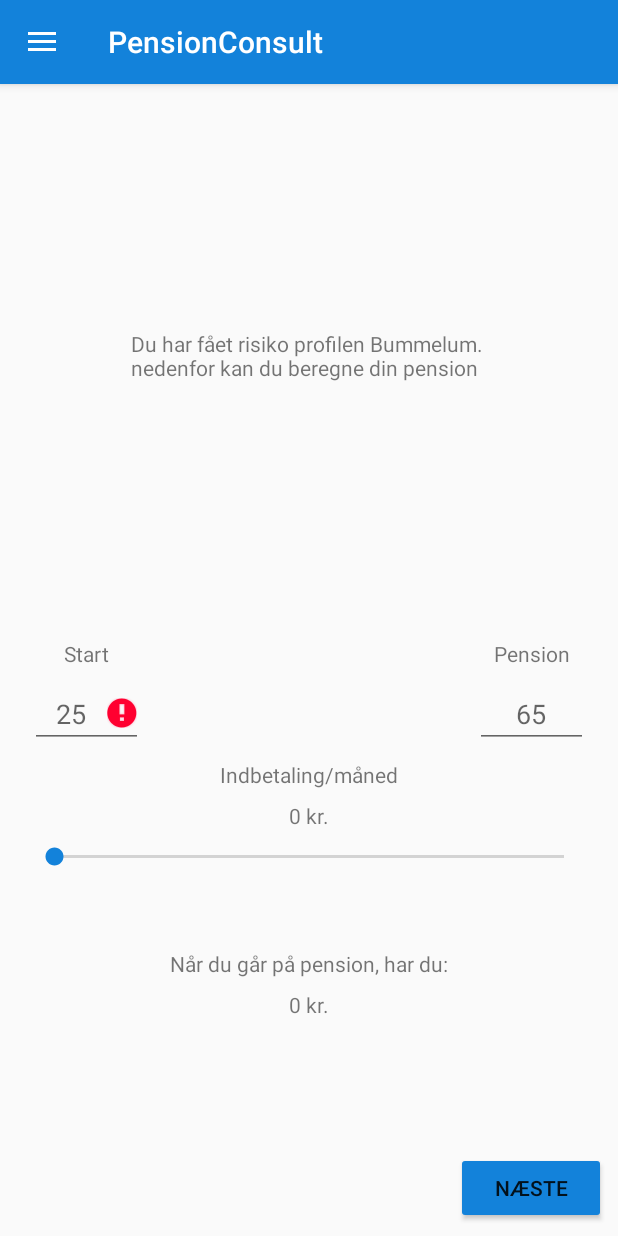
After one commit to s147300/final_pensionconsult, an Android app: the fragment PensionCalc placed in its activity, on a phone screen of 412 x 824 dp. The commit adds this screen. Run offline under Robolectric (Android 15) with nearby library versions, the phone set to English and light mode, and no system bars.

Commit message:
redesigned pension calculator page

```diff
--- a/app/src/main/java/com/example/jonathanlarsen/pensionconsultmainpage/Logic/GraphPageAdapter.java
+++ b/app/src/main/java/com/example/jonathanlarsen/pensionconsultmainpage/Logic/PensionCalcPageAdapter.java
@@ -4,14 +4,15 @@ import android.support.v4.app.Fragment;
 import android.support.v4.app.FragmentManager;
 import android.support.v4.app.FragmentStatePagerAdapter;
 
-import com.example.jonathanlarsen.pensionconsultmainpage.fragments.GraphPageOne;
-import com.example.jonathanlarsen.pensionconsultmainpage.fragments.GraphPageThree;
-import com.example.jonathanlarsen.pensionconsultmainpage.fragments.GraphPageTwo;
-
-public class GraphPageAdapter extends FragmentStatePagerAdapter {
+import com.example.jonathanlarsen.pensionconsultmainpage.fragments.pensioncalculates.PensionCalcOne;
+import com.example.jonathanlarsen.pensionconsultmainpage.fragments.pensioncalculates.PensionCalcThree;
+import com.example.jonathanlarsen.pensionconsultmainpage.fragments.pensioncalculates.PensionCalcTwo;
 
 
-    public GraphPageAdapter(FragmentManager fm) {
+public class PensionCalcPageAdapter extends FragmentStatePagerAdapter {
+
+
+    public PensionCalcPageAdapter(FragmentManager fm) {
         super(fm);
     }
 
@@ -20,13 +21,13 @@ public class GraphPageAdapter extends FragmentStatePagerAdapter {
         switch (position) {
             case 0:
                 // Page 1
-                return new GraphPageOne();
+                return new PensionCalcOne();
             case 1:
                 // Page 3, apparantly
-                return new GraphPageThree();
+                return new PensionCalcThree();
             case 2:
                 // page 2
-                return new GraphPageTwo();
+                return new PensionCalcTwo();
             default:
                 return null;
         }
--- /dev/null
+++ b/app/src/main/java/com/example/jonathanlarsen/pensionconsultmainpage/Logic/PensionCalculates.java
@@ -0,0 +1,29 @@
+package com.example.jonathanlarsen.pensionconsultmainpage.Logic;
+
+import android.widget.EditText;
+
+public class PensionCalculates {
+
+    private int pensionSavingStart = 0;
+    private int pensionSavingEnd = 0;
+
+    private int amount = 0;
+    private int result = 0;
+
+
+    public void setPensionStart(int start) { this.pensionSavingStart = start; }
+    public void setPensionEnd(int end) { this.pensionSavingEnd = end; }
+    public void setAmount(int amount) { this.amount = amount; }
+
+
+    public int getResult() {
+        calculateResult();
+        return result;
+    }
+
+    private void calculateResult() {
+        int years = pensionSavingEnd - pensionSavingStart;
+        result = years * amount;
+    }
+
+}
--- a/app/src/main/java/com/example/jonathanlarsen/pensionconsultmainpage/MainActivity.java
+++ b/app/src/main/java/com/example/jonathanlarsen/pensionconsultmainpage/MainActivity.java
@@ -13,7 +13,7 @@ import android.support.v7.widget.Toolbar;
 import android.view.Menu;
 import android.view.MenuItem;
 
-import com.example.jonathanlarsen.pensionconsultmainpage.fragments.GraphsPager;
+import com.example.jonathanlarsen.pensionconsultmainpage.fragments.PensionCalc;
 import com.example.jonathanlarsen.pensionconsultmainpage.fragments.Home;
 import com.example.jonathanlarsen.pensionconsultmainpage.fragments.Contact;
 import com.example.jonathanlarsen.pensionconsultmainpage.fragments.News;
@@ -72,8 +72,8 @@ public class MainActivity extends AppCompatActivity
 
         } else if (id == R.id.nav_news) {
             fragment = new News();
-        }else if (id == R.id.nav_graphs) {
-            fragment = new GraphsPager();
+        }else if (id == R.id.nav_pension_calc) {
+            fragment = new PensionCalc();
 
         } else if (id == R.id.nav_test) {
             Intent i = new Intent(this, TestQuestions.class);
--- a/app/src/main/java/com/example/jonathanlarsen/pensionconsultmainpage/fragments/GraphPageTwo.java
+++ /dev/null
@@ -1,30 +0,0 @@
-package com.example.jonathanlarsen.pensionconsultmainpage.fragments;
-
-
-import android.os.Bundle;
-import android.support.v4.app.Fragment;
-import android.view.LayoutInflater;
-import android.view.View;
-import android.view.ViewGroup;
-
-import com.example.jonathanlarsen.pensionconsultmainpage.R;
-
-/**
- * A simple {@link Fragment} subclass.
- */
-public class GraphPageTwo extends Fragment {
-
-
-    public GraphPageTwo() {
-        // Required empty public constructor
-    }
-
-
-    @Override
-    public View onCreateView(LayoutInflater inflater, ViewGroup container,
-                             Bundle savedInstanceState) {
-        // Inflate the layout for this fragment
-        return inflater.inflate(R.layout.fragment_graph_page_two, container, false);
-    }
-
-}
--- a/app/src/main/java/com/example/jonathanlarsen/pensionconsultmainpage/fragments/GraphsPager.java
+++ /dev/null
@@ -1,34 +0,0 @@
-package com.example.jonathanlarsen.pensionconsultmainpage.fragments;
-/*
-This class contain a view pager with a specific amount of pages that can be swiped either right or left.
-The page consist of graphs and statistics for the specific low/medium/high risk zone.
- */
-
-import android.os.Bundle;
-import android.support.v4.app.Fragment;
-import android.support.v4.view.PagerAdapter;
-import android.support.v4.view.ViewPager;
-import android.view.LayoutInflater;
-import android.view.View;
-import android.view.ViewGroup;
-
-import com.example.jonathanlarsen.pensionconsultmainpage.Logic.GraphPageAdapter;
-import com.example.jonathanlarsen.pensionconsultmainpage.R;
-
-public class GraphsPager extends Fragment {
-
-    ViewPager viewPager;
-
-    @Override
-    public View onCreateView(LayoutInflater inflater, ViewGroup container,
-                             Bundle savedInstanceState) {
-        // Inflate the layout for this fragment
-        View view = inflater.inflate(R.layout.fragment_graphs_pager, container, false);
-
-        viewPager = view.findViewById(R.id.view_pager);
-        GraphPageAdapter pageAdapter = new GraphPageAdapter(getFragmentManager());
-        viewPager.setAdapter(pageAdapter);
-        return view;
-    }
-
-}
--- /dev/null
+++ b/app/src/main/java/com/example/jonathanlarsen/pensionconsultmainpage/fragments/PensionCalc.java
@@ -0,0 +1,91 @@
+package com.example.jonathanlarsen.pensionconsultmainpage.fragments;
+
+
+import android.os.Bundle;
+import android.support.v4.app.Fragment;
+import android.support.v4.view.ViewPager;
+import android.view.LayoutInflater;
+import android.view.View;
+import android.view.ViewGroup;
+import android.widget.Button;
+import android.widget.TextView;
+
+import com.example.jonathanlarsen.pensionconsultmainpage.Logic.PensionCalcPageAdapter;
+import com.example.jonathanlarsen.pensionconsultmainpage.R;
+
+/**
+ * A simple {@link Fragment} subclass.
+ */
+public class PensionCalc extends Fragment implements View.OnClickListener, ViewPager.OnPageChangeListener {
+
+    private ViewPager viewPager;
+
+    private Button prev;
+    private Button next;
+
+    private TextView text;
+
+    @Override
+    public View onCreateView(LayoutInflater inflater, ViewGroup container,
+                             Bundle savedInstanceState) {
+        // Inflate the layout for this fragment
+        View view = inflater.inflate(R.layout.fragment_pension_calc, container, false);
+
+        text = (TextView) view.findViewById(R.id.tv_pensionCalc);
+        text.setText("Du har fået risiko profilen Bummelum. \n" +
+        "nedenfor kan du beregne din pension");
+
+        prev = (Button) view.findViewById(R.id.btn_prev);
+        next = (Button) view.findViewById(R.id.btn_next);
+
+        prev.setOnClickListener(this);
+        next.setOnClickListener(this);
+
+        viewPager = view.findViewById(R.id.view_pager);
+        PensionCalcPageAdapter pageAdapter = new PensionCalcPageAdapter(getFragmentManager());
+        viewPager.setAdapter(pageAdapter);
+        viewPager.addOnPageChangeListener(this);
+
+        prev.setVisibility(View.INVISIBLE);
+
+        return view;
+    }
+
+
+    @Override
+    public void onClick(View view) {
+
+        switch(view.getId()) {
+            case R.id.btn_prev:
+                viewPager.setCurrentItem(viewPager.getCurrentItem()-1);
+                break;
+            case R.id.btn_next:
+                viewPager.setCurrentItem((viewPager.getCurrentItem()+1));
+                break;
+            default:
+                break;
+        }
+    }
+
+    @Override
+    public void onPageScrolled(int position, float positionOffset, int positionOffsetPixels) {}
+
+    @Override
+    public void onPageSelected(int position) {
+        System.out.println("selected:" + position);
+        switch (position) {
+            case 0:
+                prev.setVisibility(View.INVISIBLE);
+                break;
+            case 1:
+                prev.setVisibility(View.VISIBLE);
+                next.setVisibility(View.VISIBLE);
+                break;
+            case 2:
+                next.setVisibility(View.INVISIBLE);
+        }
+    }
+
+    @Override
+    public void onPageScrollStateChanged(int state) {}
+}
--- /dev/null
+++ b/app/src/main/java/com/example/jonathanlarsen/pensionconsultmainpage/fragments/pensioncalculates/PensionCalcOne.java
@@ -0,0 +1,88 @@
+package com.example.jonathanlarsen.pensionconsultmainpage.fragments.pensioncalculates;
+
+
+import android.os.Bundle;
+import android.support.v4.app.Fragment;
+import android.text.TextUtils;
+import android.view.LayoutInflater;
+import android.view.View;
+import android.view.ViewGroup;
+import com.example.jonathanlarsen.pensionconsultmainpage.R;
+import com.example.jonathanlarsen.pensionconsultmainpage.Logic.PensionCalculates;
+import android.widget.EditText;
+import android.widget.SeekBar;
+import android.widget.TextView;
+
+
+public class PensionCalcOne extends Fragment implements SeekBar.OnSeekBarChangeListener {
+
+    PensionCalculates pensionCalc;
+
+    private SeekBar seekbar;
+
+    private TextView amount;
+    private TextView result;
+
+    private EditText start;
+    private EditText end;
+
+    private int progress;
+
+    @Override
+    public View onCreateView(LayoutInflater inflater, ViewGroup container,
+                             Bundle savedInstanceState) {
+        // Inflate the layout for this fragment
+        View view = inflater.inflate(R.layout.fragment_pension_calc_one, container, false);
+
+
+        amount = (TextView) view.findViewById(R.id.tv_amount);
+        result = (TextView) view.findViewById(R.id.tv_result);
+
+        start = (EditText) view.findViewById(R.id.et_pensionstart);
+        end = (EditText) view.findViewById(R.id.et_pensionend);
+
+        seekbar = (SeekBar) view.findViewById(R.id.seek_bar01);
+        seekbar.setOnSeekBarChangeListener(this);
+        seekbar.setMax(20000);
+
+        pensionCalc = new PensionCalculates();
+
+        return view;
+    }
+
+    @Override
+    public void onProgressChanged(SeekBar seekBar, int progress, boolean fromUser) {
+        progress = progress / 100;
+        progress = progress * 100;
+        this.progress = progress;
+
+        amount.setText(this.progress + " kr.");
+
+        updatePage(progress);
+    }
+
+    @Override
+    public void onStartTrackingTouch(SeekBar seekBar) {
+
+    }
+
+    @Override
+    public void onStopTrackingTouch(SeekBar seekBar) {
+        // In case the progress didn't get that last calculation
+        updatePage(this.progress);
+    }
+
+    private void updatePage(int progress) {
+        if (!TextUtils.isEmpty(start.getText().toString())) {
+            if (!TextUtils.isEmpty(end.getText().toString())) {
+                amount.setText(progress + " kr.");
+
+                pensionCalc.setAmount(progress);
+                pensionCalc.setPensionStart(Integer.parseInt(start.getText().toString()));
+                pensionCalc.setPensionEnd(Integer.parseInt(end.getText().toString()));
+
+                result.setText("" + pensionCalc.getResult());
+            }else { end.setError("Hvornår forventer du at gå på pension?"); }
+        }else { start.setError("I hvilken alder starter din opsparing?"); }
+    }
+}
--- a/app/src/main/java/com/example/jonathanlarsen/pensionconsultmainpage/fragments/GraphPageThree.java
+++ b/app/src/main/java/com/example/jonathanlarsen/pensionconsultmainpage/fragments/pensioncalculates/PensionCalcThree.java
@@ -1,4 +1,4 @@
-package com.example.jonathanlarsen.pensionconsultmainpage.fragments;
+package com.example.jonathanlarsen.pensionconsultmainpage.fragments.pensioncalculates;
 
 
 import android.os.Bundle;
@@ -12,10 +12,10 @@ import com.example.jonathanlarsen.pensionconsultmainpage.R;
 /**
  * A simple {@link Fragment} subclass.
  */
-public class GraphPageThree extends Fragment {
+public class PensionCalcThree extends Fragment {
 
 
-    public GraphPageThree() {
+    public PensionCalcThree() {
         // Required empty public constructor
     }
 
@@ -24,7 +24,7 @@ public class GraphPageThree extends Fragment {
     public View onCreateView(LayoutInflater inflater, ViewGroup container,
                              Bundle savedInstanceState) {
         // Inflate the layout for this fragment
-        return inflater.inflate(R.layout.fragment_graph_page_three, container, false);
+        return inflater.inflate(R.layout.fragment_pension_calc_three, container, false);
     }
 
 }
--- a/app/src/main/java/com/example/jonathanlarsen/pensionconsultmainpage/fragments/GraphPageOne.java
+++ b/app/src/main/java/com/example/jonathanlarsen/pensionconsultmainpage/fragments/pensioncalculates/PensionCalcTwo.java
@@ -1,4 +1,4 @@
-package com.example.jonathanlarsen.pensionconsultmainpage.fragments;
+package com.example.jonathanlarsen.pensionconsultmainpage.fragments.pensioncalculates;
 
 
 import android.os.Bundle;
@@ -12,10 +12,10 @@ import com.example.jonathanlarsen.pensionconsultmainpage.R;
 /**
  * A simple {@link Fragment} subclass.
  */
-public class GraphPageOne extends Fragment {
+public class PensionCalcTwo extends Fragment {
 
 
-    public GraphPageOne() {
+    public PensionCalcTwo() {
         // Required empty public constructor
     }
 
@@ -24,7 +24,7 @@ public class GraphPageOne extends Fragment {
     public View onCreateView(LayoutInflater inflater, ViewGroup container,
                              Bundle savedInstanceState) {
         // Inflate the layout for this fragment
-        return inflater.inflate(R.layout.fragment_graph_page_one, container, false);
+        return inflater.inflate(R.layout.fragment_pension_calc_two, container, false);
     }
 
 }
--- a/app/src/main/res/layout/fragment_contact.xml
+++ b/app/src/main/res/layout/fragment_contact.xml
@@ -2,7 +2,6 @@
 
 <ScrollView xmlns:android="http://schemas.android.com/apk/res/android"
     xmlns:app="http://schemas.android.com/apk/res-auto"
-    xmlns:tools="http://schemas.android.com/tools"
     android:id="@+id/ScrollView01"
     android:layout_width="match_parent"
     android:layout_height="match_parent">
--- a/app/src/main/res/layout/fragment_graph_page_one.xml
+++ /dev/null
@@ -1,11 +0,0 @@
-<FrameLayout xmlns:android="http://schemas.android.com/apk/res/android"
-    xmlns:tools="http://schemas.android.com/tools"
-    android:layout_width="match_parent"
-    android:layout_height="match_parent"
-    tools:context="com.example.jonathanlarsen.pensionconsultmainpage.fragments.GraphPageOne">
-
-    <TextView
-        android:layout_width="wrap_content"
-        android:layout_height="wrap_content"
-        android:text="page 1 showing some statistics" />
-</FrameLayout>
--- a/app/src/main/res/layout/fragment_graphs_pager.xml
+++ /dev/null
@@ -1,9 +0,0 @@
-<android.support.v4.view.ViewPager
-    xmlns:android="http://schemas.android.com/apk/res/android"
-    xmlns:tools="http://schemas.android.com/tools"
-    android:id="@+id/view_pager"
-    android:layout_width="match_parent"
-    android:layout_height="match_parent"
-    tools:context="com.example.jonathanlarsen.pensionconsultmainpage.fragments.GraphsPager">
-
-</android.support.v4.view.ViewPager>
--- /dev/null
+++ b/app/src/main/res/layout/fragment_pension_calc.xml
@@ -0,0 +1,58 @@
+<?xml version="1.0" encoding="utf-8"?>
+<android.support.constraint.ConstraintLayout xmlns:android="http://schemas.android.com/apk/res/android"
+    xmlns:app="http://schemas.android.com/apk/res-auto"
+    xmlns:tools="http://schemas.android.com/tools"
+    android:layout_width="match_parent"
+    android:layout_height="match_parent"
+    tools:context="com.example.jonathanlarsen.pensionconsultmainpage.fragments.PensionCalc">
+
+    <TextView
+        android:id="@+id/tv_pensionCalc"
+        android:layout_width="wrap_content"
+        android:layout_height="wrap_content"
+        android:layout_marginBottom="8dp"
+        android:layout_marginEnd="8dp"
+        android:layout_marginStart="8dp"
+        android:layout_marginTop="8dp"
+        android:text=""
+        app:layout_constraintBottom_toTopOf="@+id/view_pager"
+        app:layout_constraintEnd_toEndOf="parent"
+        app:layout_constraintStart_toStartOf="parent"
+        app:layout_constraintTop_toTopOf="parent" />
+
+
+    <android.support.v4.view.ViewPager
+        android:id="@+id/view_pager"
+        android:layout_width="match_parent"
+        android:layout_height="350dp"
+        android:layout_marginTop="8dp"
+        app:layout_constraintBottom_toTopOf="@id/btn_prev">
+    </android.support.v4.view.ViewPager>
+
+    <Button
+        android:id="@+id/btn_prev"
+        android:text="Tilbage"
+        android:layout_width="100dp"
+        android:layout_height="wrap_content"
+        android:layout_marginBottom="8dp"
+        android:layout_marginTop="8dp"
+        android:layout_marginStart="8dp"
+        android:layout_marginLeft="8dp"
+        android:theme="@style/QuestionButton"
+        app:layout_constraintBottom_toBottomOf="parent"
+        app:layout_constraintStart_toStartOf="parent" />
+
+    <Button
+        android:id="@+id/btn_next"
+        android:text="Næste"
+        android:layout_width="100dp"
+        android:layout_height="wrap_content"
+        android:layout_marginBottom="8dp"
+        android:layout_marginTop="8dp"
+        android:layout_marginEnd="8dp"
+        android:layout_marginRight="8dp"
+        android:theme="@style/QuestionButton"
+        app:layout_constraintBottom_toBottomOf="parent"
+        app:layout_constraintEnd_toEndOf="parent" />
+
+</android.support.constraint.ConstraintLayout>
--- /dev/null
+++ b/app/src/main/res/layout/fragment_pension_calc_one.xml
@@ -0,0 +1,120 @@
+<android.support.constraint.ConstraintLayout
+    xmlns:android="http://schemas.android.com/apk/res/android"
+    xmlns:tools="http://schemas.android.com/tools"
+    android:layout_width="match_parent"
+    android:layout_height="match_parent"
+    xmlns:app="http://schemas.android.com/apk/res-auto"
+    tools:context="com.example.jonathanlarsen.pensionconsultmainpage.fragments.pensioncalculates.PensionCalcOne">
+
+    <EditText
+        android:id="@+id/et_pensionstart"
+        android:layout_width="75dp"
+        android:layout_height="45dp"
+        android:layout_marginStart="20dp"
+        android:layout_marginTop="8dp"
+        android:ems="10"
+        android:hint="25"
+        android:inputType="number"
+        android:textAlignment="center"
+        app:layout_constraintStart_toStartOf="parent"
+        app:layout_constraintTop_toBottomOf="@+id/tv_pensionstart"
+        android:layout_marginLeft="20dp" />
+
+    <EditText
+        android:id="@+id/et_pensionend"
+        android:layout_width="75dp"
+        android:layout_height="45dp"
+        android:layout_marginEnd="20dp"
+        android:layout_marginTop="8dp"
+        android:ems="10"
+        android:hint="65"
+        android:inputType="number"
+        android:textAlignment="center"
+        app:layout_constraintEnd_toEndOf="parent"
+        app:layout_constraintTop_toBottomOf="@+id/tv_pensionend"
+        android:layout_marginRight="20dp" />
+
+<TextView
+    android:id="@+id/tv_pensionstart"
+    android:layout_width="75dp"
+    android:layout_height="wrap_content"
+    android:layout_marginStart="20dp"
+    android:layout_marginTop="8dp"
+    android:textAlignment="center"
+    android:text="Start"
+    app:layout_constraintStart_toStartOf="parent"
+    app:layout_constraintTop_toTopOf="parent"
+    android:layout_marginLeft="20dp" />
+
+<TextView
+    android:id="@+id/tv_pensionend"
+    android:layout_width="75dp"
+    android:layout_height="wrap_content"
+    android:layout_marginEnd="20dp"
+    android:layout_marginTop="8dp"
+    android:textAlignment="center"
+    android:text="Pension"
+    app:layout_constraintEnd_toEndOf="parent"
+    app:layout_constraintTop_toTopOf="parent"
+    android:layout_marginRight="20dp" />
+
+<TextView
+    android:id="@+id/tv_paypermonth"
+    android:layout_width="wrap_content"
+    android:layout_height="wrap_content"
+    android:layout_marginEnd="8dp"
+    android:layout_marginStart="8dp"
+    android:layout_marginTop="8dp"
+    android:text="Indbetaling/måned"
+    app:layout_constraintEnd_toEndOf="parent"
+    app:layout_constraintStart_toStartOf="parent"
+    app:layout_constraintTop_toBottomOf="@+id/et_pensionstart" />
+
+<TextView
+    android:id="@+id/tv_amount"
+    android:layout_width="wrap_content"
+    android:layout_height="wrap_content"
+    android:layout_marginEnd="8dp"
+    android:layout_marginStart="8dp"
+    android:layout_marginTop="8dp"
+    android:text="0"
+    app:layout_constraintEnd_toEndOf="parent"
+    app:layout_constraintStart_toStartOf="parent"
+    app:layout_constraintTop_toBottomOf="@+id/tv_paypermonth" />
+
+    <SeekBar
+        android:id="@+id/seek_bar01"
+        android:layout_width="match_parent"
+        android:layout_height="19dp"
+        android:layout_marginEnd="20dp"
+        android:layout_marginStart="20dp"
+        android:layout_marginTop="8dp"
+        app:layout_constraintEnd_toEndOf="parent"
+        app:layout_constraintStart_toStartOf="parent"
+        app:layout_constraintTop_toBottomOf="@+id/tv_amount" />
+
+    <TextView
+    android:id="@+id/tv_resultText"
+    android:layout_width="wrap_content"
+    android:layout_height="wrap_content"
+    android:layout_marginEnd="8dp"
+    android:layout_marginStart="8dp"
+    android:layout_marginTop="52dp"
+    android:text="Når du går på pension, har du:"
+    app:layout_constraintEnd_toEndOf="parent"
+    app:layout_constraintStart_toStartOf="parent"
+    app:layout_constraintTop_toBottomOf="@+id/seek_bar01" />
+
+<TextView
+    android:id="@+id/tv_result"
+    android:layout_width="wrap_content"
+    android:layout_height="16dp"
+    android:layout_marginEnd="8dp"
+    android:layout_marginStart="8dp"
+    android:layout_marginTop="8dp"
+    android:text="0 kr."
+    app:layout_constraintEnd_toEndOf="parent"
+    app:layout_constraintStart_toStartOf="parent"
+    app:layout_constraintTop_toBottomOf="@+id/tv_resultText" />
+
+</android.support.constraint.ConstraintLayout>
--- a/app/src/main/res/layout/fragment_graph_page_two.xml
+++ b/app/src/main/res/layout/fragment_pension_calc_three.xml
@@ -3,7 +3,7 @@
     android:layout_width="match_parent"
     android:layout_height="match_parent"
     xmlns:app="http://schemas.android.com/apk/res-auto"
-    tools:context="com.example.jonathanlarsen.pensionconsultmainpage.fragments.GraphPageOne">
+    tools:context="com.example.jonathanlarsen.pensionconsultmainpage.fragments.pensioncalculates.PensionCalcOne">
 
     <com.androidplot.xy.XYPlot
         android:id="@+id/plot"
@@ -11,7 +11,6 @@
         android:layout_width="fill_parent"
         android:layout_height="fill_parent"
         app:domainTitle="domain"
-        app:lineLabelRotationBottom="-45"
         app:lineLabels="left|bottom"
         app:rangeTitle="range"
         app:title="A Simple XY Plot" />
--- a/app/src/main/res/layout/fragment_graph_page_three.xml
+++ b/app/src/main/res/layout/fragment_pension_calc_two.xml
@@ -3,7 +3,7 @@
     android:layout_width="match_parent"
     android:layout_height="match_parent"
     xmlns:app="http://schemas.android.com/apk/res-auto"
-    tools:context="com.example.jonathanlarsen.pensionconsultmainpage.fragments.GraphPageOne">
+    tools:context="com.example.jonathanlarsen.pensionconsultmainpage.fragments.pensioncalculates.PensionCalcOne">
 
     <com.androidplot.xy.XYPlot
         android:id="@+id/plot"
@@ -11,6 +11,7 @@
         android:layout_width="fill_parent"
         android:layout_height="fill_parent"
         app:domainTitle="domain"
+        app:lineLabelRotationBottom="-45"
         app:lineLabels="left|bottom"
         app:rangeTitle="range"
         app:title="A Simple XY Plot" />
--- a/app/src/main/res/menu/activity_front_page_drawer.xml
+++ b/app/src/main/res/menu/activity_front_page_drawer.xml
@@ -11,9 +11,9 @@
             android:icon="@drawable/ic_news"
             android:title="Nyheder" />
         <item
-            android:id="@+id/nav_graphs"
+            android:id="@+id/nav_pension_calc"
             android:icon="@drawable/ic_menu_gallery"
-            android:title="Grafer" />
+            android:title="Pensions Beregning" />
         <item
             android:id="@+id/nav_test"
             android:icon="@drawable/ic_settings_black_24dp"
```
